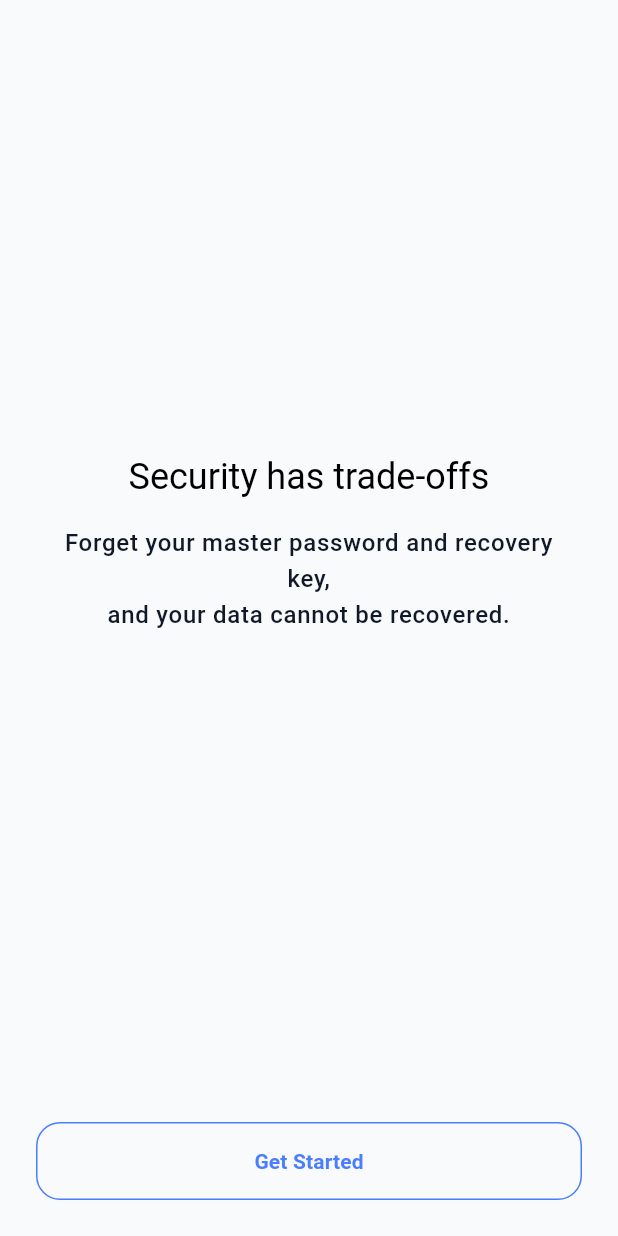
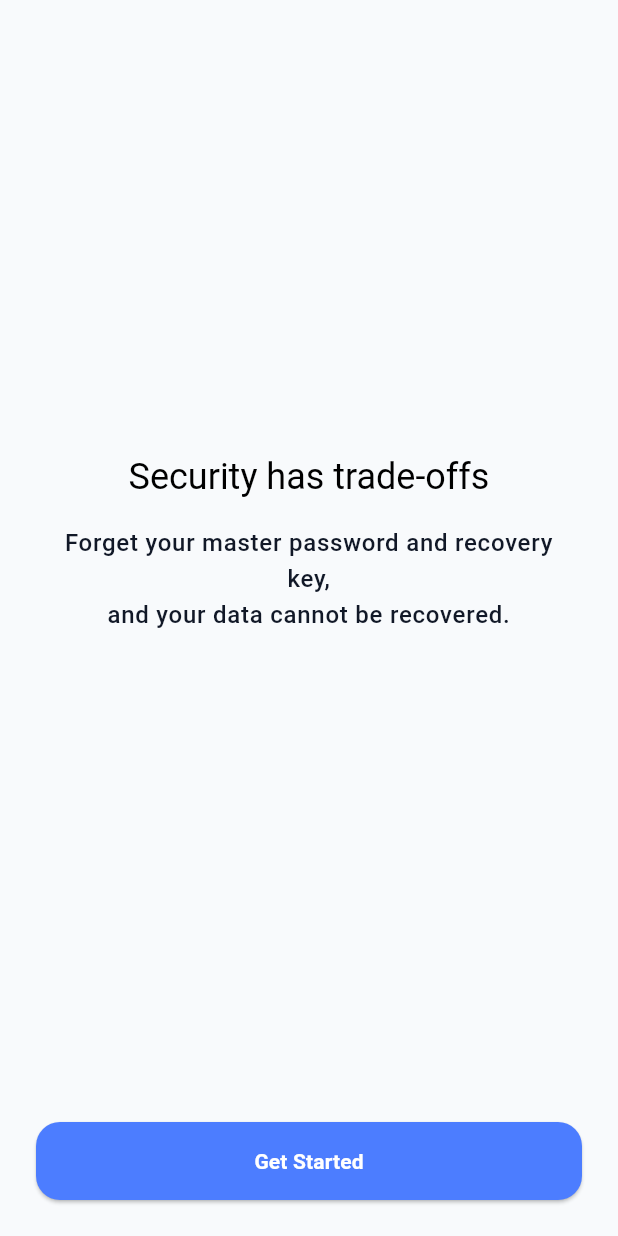
Before and after one commit to shubhamranswal/Passave, a Flutter app: the screen it shows after launch, swiped to page 3, on a phone screen of 412 x 824 dp. Run offline on Flutter 3.47's test engine with Material 3 defaults, Android fonts, the phone set to English and light mode, and no system bars; our stand-ins replace flutter_secure_storage, hive, hive_flutter, local_auth; missing offline and left inert: cryptography; accounts and stored records are empty.

Commit message:
[local] disabled button issue

```diff
--- a/lib/core/utils/widgets/passave_button.dart
+++ b/lib/core/utils/widgets/passave_button.dart
@@ -2,8 +2,10 @@ import 'package:flutter/material.dart';
 
 class PassaveButton extends StatelessWidget {
   final String text;
-  final VoidCallback onPressed;
+  final Future<void> Function()? onPressed;
   final bool isPrimary;
+  final bool loading;
+  final bool enabled;
   final double? width;
   final double? height;
 
@@ -12,6 +14,8 @@ class PassaveButton extends StatelessWidget {
     required this.text,
     required this.onPressed,
     this.isPrimary = true,
+    this.loading = false,
+    this.enabled = true,
     this.width,
     this.height,
   });
@@ -20,19 +24,21 @@ class PassaveButton extends StatelessWidget {
   Widget build(BuildContext context) {
     final theme = Theme.of(context);
     final primaryColor = theme.colorScheme.primary;
-    final textColor = isPrimary ? Colors.white : primaryColor;
+    final disabled = loading || !enabled;
 
     final buttonStyle = isPrimary
         ? ElevatedButton.styleFrom(
             backgroundColor: primaryColor,
-            foregroundColor: textColor,
+            foregroundColor: Colors.white,
+            disabledBackgroundColor: primaryColor.withOpacity(0.5),
             shape: RoundedRectangleBorder(
               borderRadius: BorderRadius.circular(16),
             ),
             padding: const EdgeInsets.symmetric(horizontal: 24, vertical: 14),
           )
         : OutlinedButton.styleFrom(
-            foregroundColor: textColor,
+            foregroundColor: primaryColor,
+            disabledForegroundColor: primaryColor.withOpacity(0.5),
             side: BorderSide(color: primaryColor),
             shape: RoundedRectangleBorder(
               borderRadius: BorderRadius.circular(16),
@@ -40,18 +46,30 @@ class PassaveButton extends StatelessWidget {
             padding: const EdgeInsets.symmetric(horizontal: 24, vertical: 14),
           );
 
+    final child = loading
+        ? const SizedBox(
+            height: 18,
+            width: 18,
+            child: CircularProgressIndicator(
+              strokeWidth: 2,
+              color: Colors.white,
+            ),
+          )
+        : Text(
+            text,
+            style: const TextStyle(fontWeight: FontWeight.w600),
+          );
+
     final button = isPrimary
         ? ElevatedButton(
             style: buttonStyle,
-            onPressed: onPressed,
-            child:
-                Text(text, style: const TextStyle(fontWeight: FontWeight.w600)),
+            onPressed: disabled ? null : onPressed,
+            child: child,
           )
         : OutlinedButton(
             style: buttonStyle,
-            onPressed: onPressed,
-            child:
-                Text(text, style: const TextStyle(fontWeight: FontWeight.w600)),
+            onPressed: disabled ? null : onPressed,
+            child: child,
           );
 
     if (width != null || height != null) {
--- a/lib/features/auth/recover_vault_page.dart
+++ b/lib/features/auth/recover_vault_page.dart
@@ -108,8 +108,9 @@ class _RecoverVaultPageState extends State<RecoverVaultPage> {
           width: double.infinity,
           height: 52,
           child: PassaveButton(
-            onPressed: _loading ? () {} : _recover,
-            text: _loading ? 'Recovering...' : 'Recover Vault',
+            loading: _loading,
+            onPressed: _recover,
+            text: 'Recover Vault',
           ),
         ),
       ),
--- a/lib/features/onboarding/onboarding_page.dart
+++ b/lib/features/onboarding/onboarding_page.dart
@@ -15,7 +15,7 @@ class _OnboardingPageState extends State<OnboardingPage> {
   final _controller = PageController();
   int _index = 0;
 
-  void _finish() async {
+  Future<void> _finish() async {
     await onboardingService.markCompleted();
     if (!mounted) return;
     Navigator.pushReplacement(
@@ -61,7 +61,7 @@ class _OnboardingPageState extends State<OnboardingPage> {
                 width: double.infinity,
                 height: 52,
                 child: PassaveButton(
-                  isPrimary: false,
+                  isPrimary: _index == 2,
                   onPressed: _index == 2
                       ? _finish
                       : () => _controller.nextPage(
--- a/lib/features/recovery/confirm_recovery_key_page.dart
+++ b/lib/features/recovery/confirm_recovery_key_page.dart
@@ -145,7 +145,8 @@ class _ConfirmRecoveryKeyPageState extends State<ConfirmRecoveryKeyPage>
                 width: double.infinity,
                 height: 52,
                 child: PassaveButton(
-                  onPressed: _confirmed ? _finalizeVault : (){},
+                  loading: !_confirmed,
+                  onPressed: _finalizeVault,
                   text: 'Continue',
                 ),
               ),
```
Also changed, not shown: lib/features/auth/create_vault_page.dart (+3 -4 lines), lib/features/auth/reset_master_password_page.dart (+3 -4 lines), lib/features/auth/unlock_vault_page.dart (+8 -11 lines), lib/features/settings/change_master_password_page.dart (+3 -4 lines), lib/features/vault/add_credential_page.dart (+4 -3 lines), lib/features/vault/edit_credential_page.dart (+6 -3 lines).
